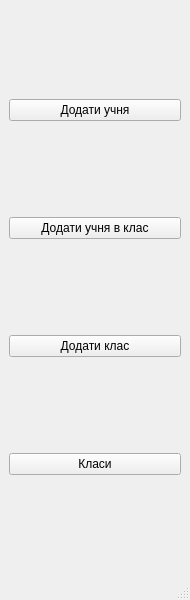
First picture: the form in project_files/learningmanagermenu.ui, repository positivcheg94/school_db_iasa_MO, before the edit.
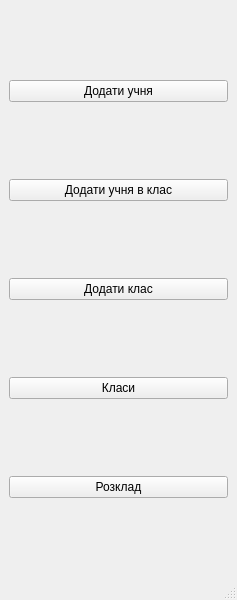
Second picture: the form after the edit.

The edit to the form file:
```diff
--- a/project_files/learningmanagermenu.ui
+++ b/project_files/learningmanagermenu.ui
@@ -6,7 +6,7 @@
    <rect>
     <x>0</x>
     <y>0</y>
-    <width>190</width>
+    <width>237</width>
     <height>600</height>
    </rect>
   </property>
@@ -43,6 +43,13 @@
       </property>
      </widget>
     </item>
+    <item>
+     <widget class="QPushButton" name="addSchedule">
+      <property name="text">
+       <string>Розклад</string>
+      </property>
+     </widget>
+    </item>
    </layout>
   </widget>
   <widget class="QMenuBar" name="menubar">
```
Left out of the diff: 2 changed lines with no effect on the pictures.
